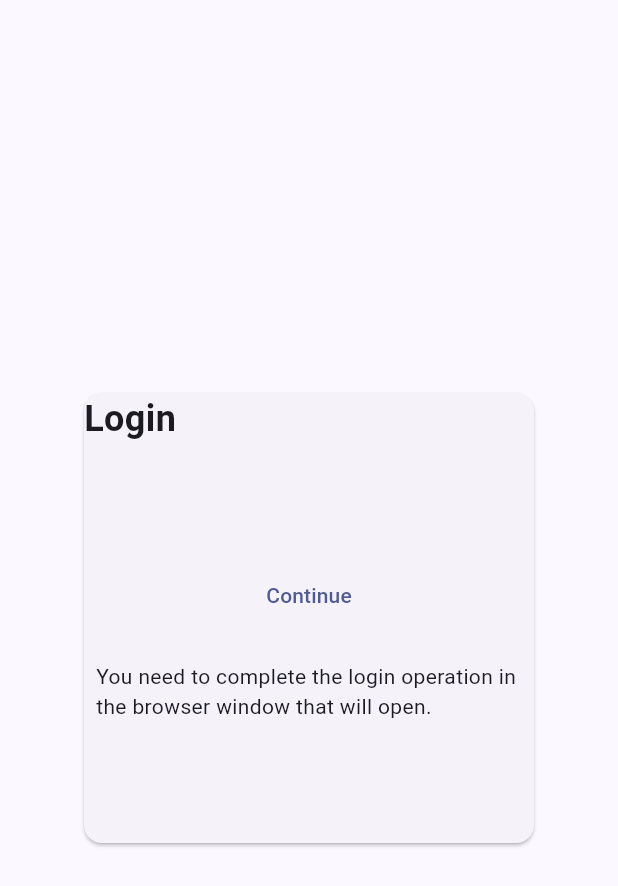
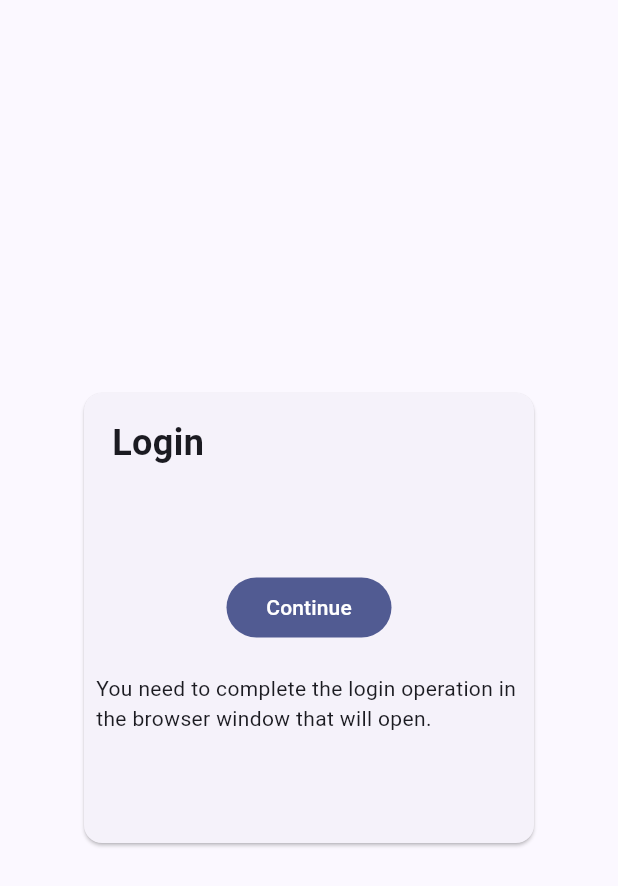
Before and after one commit to asdoll/skana_pix, a Flutter app: the screen it shows after launch, on a phone screen of 412 x 824 dp. Shown: the top 886 px of the screen. Run offline on Flutter 3.47's test engine with Material 3 defaults, Android fonts, the light colour scheme and no system bars; our stand-ins replace app_links, dio, persistent_bottom_nav_bar, webview_flutter; missing offline and left inert: sqlite3; Roboto replaces fonts that are missing (NotoSans).

Commit message:
fix page view

```diff
--- a/lib/componentwidgets/webview.dart
+++ b/lib/componentwidgets/webview.dart
@@ -56,7 +56,7 @@ class _WebviewPageState extends State<WebviewPage> {
           padding: EdgeInsets.only(top: MediaQuery.of(context).padding.top, left: 16, right: 16),
           child: Row(
             children: [
-              const Text("Webview"),
+              //const Text("Webview"),
               const Spacer(),
               IconButton(
                 icon: const Icon(Icons.open_in_new, size: 20,),
--- a/lib/view/homepage.dart
+++ b/lib/view/homepage.dart
@@ -1,3 +1,4 @@
+import 'package:flutter/services.dart';
 import 'package:skana_pix/pixiv_dart_api.dart';
 
 import 'defaults.dart';
@@ -98,12 +99,22 @@ class _HomePageState extends State<HomePage> {
   @override
   Widget build(BuildContext context) {
     if(ConnectManager().notLoggedIn){
-      return Material(
+      return Scaffold(
+      appBar: AppBar(
+        toolbarHeight: 0.0,
+        systemOverlayStyle: SystemUiOverlayStyle.light.copyWith(systemNavigationBarColor: Theme.of(context).scaffoldBackgroundColor),
+      ),
+      body:Material(
         child: LoginPage(() => setState(() {})),
+      ),
       );
     }
 
     return Scaffold(
+       appBar: AppBar(
+        toolbarHeight: 0.0,
+        systemOverlayStyle: SystemUiOverlayStyle.light.copyWith(systemNavigationBarColor: Theme.of(context).scaffoldBackgroundColor),
+      ),
       body: Material(
         color: getTheme(context).primaryColor,
         child: PersistentTabView(
--- a/lib/view/loginpage.dart
+++ b/lib/view/loginpage.dart
@@ -44,10 +44,13 @@ class _LoginPageState extends State<LoginPage> {
               height: 300,
               child: Column(
                 children: [
+                  const SizedBox(
+                    height: 16,
+                  ),
                   Align(
                     alignment: Alignment.centerLeft,
                     child: Text(
-                      "Login".i18n,
+                      ("   ${"Login".i18n}"),
                       style: const TextStyle(
                           fontSize: 24, fontWeight: FontWeight.bold),
                     ),
@@ -58,8 +61,8 @@ class _LoginPageState extends State<LoginPage> {
                         mainAxisSize: MainAxisSize.min,
                         children: [
                           SizedBox(
-                            width: 96,
-                            child: TextButton(
+                            width: 110,
+                            child: FilledButton(
                               onPressed: onContinue,
                               child: Text("Continue".i18n),
                             ),
@@ -202,7 +205,7 @@ class _LoginPageState extends State<LoginPage> {
     if (exitLogin) {
       return;
     }
-    useExternal = DynamicData.isMobile;
+    useExternal = !DynamicData.isMobile;
     var url = await ConnectManager().apiClient.generateWebviewUrl();
     onLink = (uri) {
       if (uri.scheme == "pixiv") {
```
